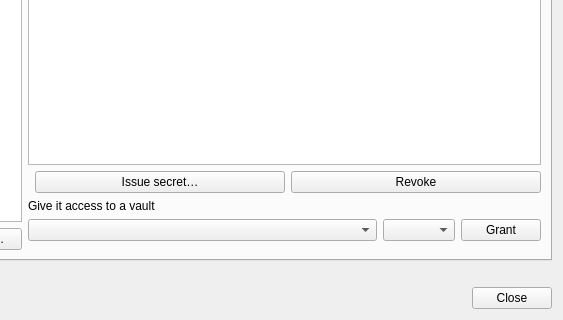
OpenVireo/openvireo, file src/gui/account/ServiceAccountsDialog.ui: the form before one commit; both pictures show x 257 to 820 and y 280 to 600 of the 820 by 600 pixel window.
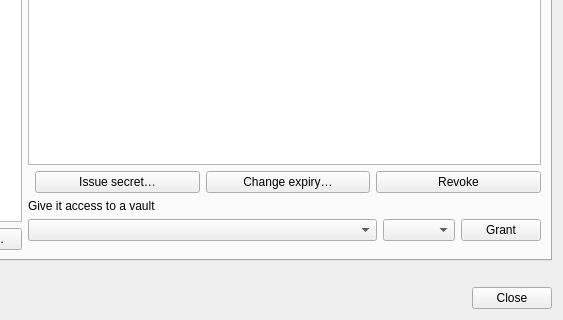
The form after the commit. Custom widgets are drawn as their Qt base class.

Commit message:
Let admins change when a service account secret expires
A Change expiry button next to Revoke picks a time or Never for the
selected secret and saves it with PATCH
/service-accounts/{sa}/secrets/{id} (contract ad2410d3); the token stays
the same. The fake account server gains the route, and its audit actions
now use the real server's names (sa.*, not service_account.*).

```diff
--- a/src/gui/account/ServiceAccountsDialog.ui
+++ b/src/gui/account/ServiceAccountsDialog.ui
@@ -194,6 +194,13 @@
               </property>
              </widget>
             </item>
+            <item>
+             <widget class="VaultButton" name="secretExpiryButton">
+              <property name="text">
+               <string>Change expiry…</string>
+              </property>
+             </widget>
+            </item>
             <item>
              <widget class="VaultButton" name="revokeButton">
               <property name="text">
```
The commit also changes 9 other files.
